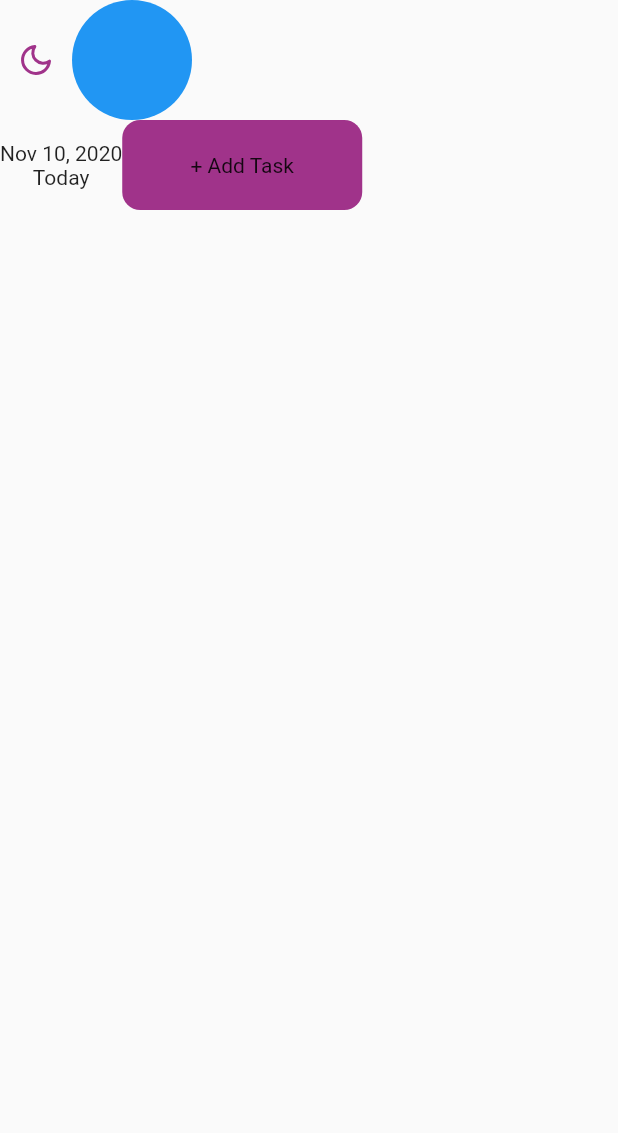
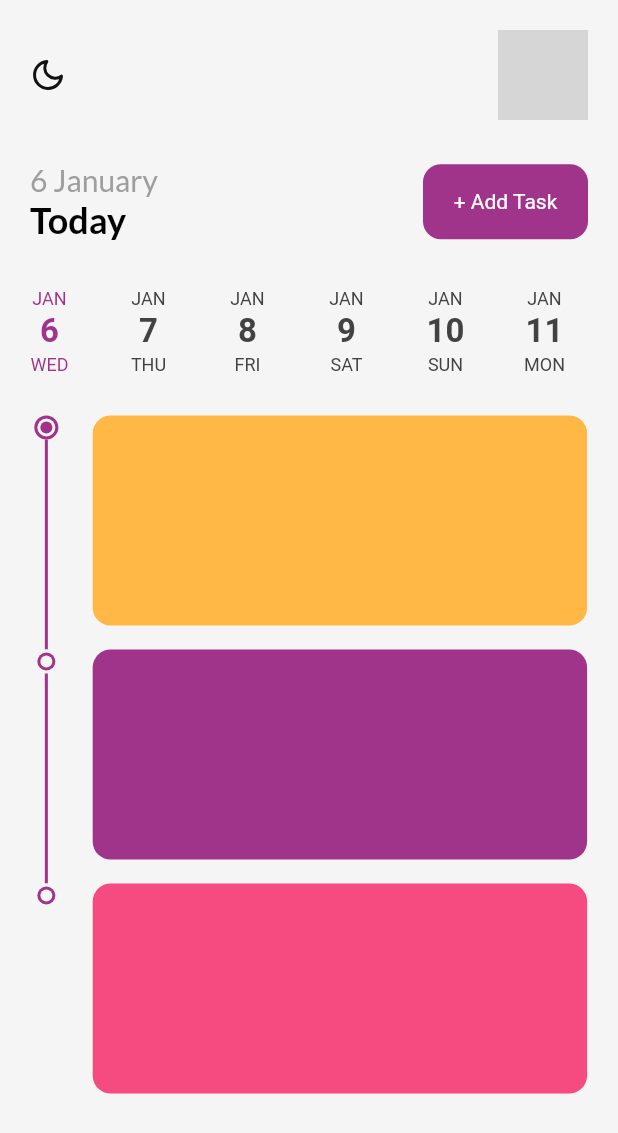
Before and after one commit to iAhmadAmin/task_management, a Flutter app: the screen it shows after launch, on a phone screen of 412 x 824 dp. Shown: the top 1133 px of the screen. Run offline on Flutter 3.47's test engine with Material 2 defaults, Android fonts, the phone set to English and light mode, and no system bars; drawn by our look-alikes of date_picker_timeline; our stand-ins replace flutter_icons, flutter_staggered_animations, get, get_storage, google_fonts; network calls fail; grey boxes are pictures that could not be loaded.

Commit message:
home page

```diff
--- a/lib/main.dart
+++ b/lib/main.dart
@@ -1,9 +1,12 @@
 import 'package:flutter/material.dart';
 import 'package:get/get.dart';
+import 'package:get_storage/get_storage.dart';
+import 'package:task_management/services/theme_services.dart';
 import 'package:task_management/ui/pages/home_page.dart';
 import 'package:task_management/ui/theme.dart';
 
-void main() {
+void main() async {
+  await GetStorage.init();
   runApp(MyApp());
 }
 
@@ -14,6 +17,7 @@ class MyApp extends StatelessWidget {
       debugShowCheckedModeBanner: false,
       theme: Themes.light,
       darkTheme: Themes.dark,
+      themeMode: ThemeService().theme,
       home: HomePage(),
     );
   }
--- /dev/null
+++ b/lib/models/task.dart
@@ -0,0 +1,24 @@
+import 'package:flutter/material.dart';
+
+class Task {
+  final String title;
+  final String note;
+  final bool isCompleted;
+  final DateTime date;
+  final DateTime startTime;
+  final DateTime endTime;
+  final Color color;
+  final DateTime reminderBefore;
+  final DateTime repeat;
+
+  Task(
+      {this.title,
+      this.note,
+      this.isCompleted,
+      this.date,
+      this.startTime,
+      this.endTime,
+      this.color,
+      this.reminderBefore,
+      this.repeat});
+}
--- a/lib/ui/pages/home_page.dart
+++ b/lib/ui/pages/home_page.dart
@@ -1,42 +1,163 @@
+import 'package:date_picker_timeline/date_picker_widget.dart';
 import 'package:flutter/material.dart';
 import 'package:flutter_icons/flutter_icons.dart';
 import 'package:get/get.dart';
+import 'package:task_management/ui/size_config.dart';
 import 'package:task_management/ui/theme.dart';
+import 'package:task_management/ui/widgets/timeline.dart';
 
-class HomePage extends StatelessWidget {
+class HomePage extends StatefulWidget {
+  @override
+  _HomePageState createState() => _HomePageState();
+}
+
+class _HomePageState extends State<HomePage> {
+  String selectedDate;
+
+  @override
+  initState() {
+    super.initState();
+    selectedDate = _formatDate(DateTime.now().toString());
+  }
+
   @override
   Widget build(BuildContext context) {
+    SizeConfig().init(context);
     return Scaffold(
+      backgroundColor: context.theme.backgroundColor,
       body: SafeArea(
         child: Column(
           children: [
+            SizedBox(
+              height: 12,
+            ),
             _topBar(),
             _addTaskBar(),
+            _dateBar(),
+            SizedBox(
+              height: 12,
+            ),
+            Expanded(
+              child: TimeLine(),
+            ),
           ],
         ),
       ),
     );
   }
 
+  _dateBar() {
+    return Container(
+      padding: EdgeInsets.only(bottom: 4),
+      child: DatePicker(
+        DateTime.now(),
+        //height: 100.0,
+        initialSelectedDate: DateTime.now(),
+        selectionColor: context.theme.backgroundColor,
+        selectedTextColor: primaryClr,
+        dateTextStyle: TextStyle(
+          fontSize: 22.0,
+          fontWeight: FontWeight.w600,
+          color: Get.isDarkMode ? Colors.grey[100] : Colors.grey[800],
+        ),
+        dayTextStyle: TextStyle(
+          fontSize: 12.0,
+          color: Get.isDarkMode ? Colors.grey[100] : Colors.grey[800],
+        ),
+        monthTextStyle: TextStyle(
+          fontSize: 12.0,
+          color: Get.isDarkMode ? Colors.grey[100] : Colors.grey[800],
+        ),
+        // deactivatedColor: Colors.white,
+
+        onDateChange: (date) {
+          // New date selected
+          setState(
+            () {
+              selectedDate = _formatDate(date.toString());
+            },
+          );
+        },
+      ),
+    );
+  }
+
+  _formatDate(String date) {
+    var dateParse = DateTime.parse(date);
+    String month;
+    switch (dateParse.month) {
+      case 1:
+        month = "January";
+        break;
+      case 2:
+        month = "February";
+        break;
+      case 3:
+        month = "March";
+        break;
+      case 4:
+        month = "April";
+        break;
+      case 5:
+        month = "May";
+        break;
+      case 6:
+        month = "June";
+        break;
+      case 7:
+        month = "July";
+        break;
+      case 8:
+        month = "August";
+        break;
+      case 9:
+        month = "September";
+        break;
+      case 10:
+        month = "October";
+        break;
+      case 11:
+        month = "November";
+        break;
+      case 12:
+        month = "December";
+        break;
+    }
+    return "${dateParse.day.toString()} $month ";
+  }
+
   _addTaskBar() {
     return Container(
+      margin: EdgeInsets.symmetric(vertical: 20),
+      padding: EdgeInsets.symmetric(horizontal: 20),
       child: Row(
+        mainAxisAlignment: MainAxisAlignment.spaceBetween,
         children: [
           Column(
+            crossAxisAlignment: CrossAxisAlignment.start,
             children: [
-              Text("Nov 10, 2020"),
-              Text("Today"),
+              Text(
+                _formatDate(DateTime.now().toString()),
+                style: subHeadingTextStyle,
+              ),
+              Text(
+                "Today",
+                style: headingTextStyle,
+              ),
             ],
           ),
           Container(
-            height: 60,
-            width: 160,
+            height: 50,
+            width: 110,
             decoration: BoxDecoration(
               color: primaryClr,
               borderRadius: BorderRadius.circular(12),
             ),
             child: Center(
-              child: Text("+ Add Task"),
+              child: Text(
+                "+ Add Task",
+                style: TextStyle(color: Colors.white),
+              ),
             ),
           ),
         ],
@@ -46,22 +167,30 @@ class HomePage extends StatelessWidget {
 
   _topBar() {
     return Container(
-      child: Row(children: [
-        IconButton(
-          onPressed: () {
+      margin: EdgeInsets.symmetric(vertical: 8),
+      padding: EdgeInsets.symmetric(horizontal: 20),
+      child: Row(mainAxisAlignment: MainAxisAlignment.spaceBetween, children: [
+        GestureDetector(
+          onTap: () {
             if (Get.isDarkMode)
               Get.changeThemeMode(ThemeMode.light);
             else
               Get.changeThemeMode(ThemeMode.dark);
           },
-          icon: Icon(
-            Get.isDarkMode ? FlutterIcons.sun_fea : FlutterIcons.moon_fea,
-            color: Get.isDarkMode ? Colors.white : primaryClr,
-          ),
+          child: Icon(
+              Get.isDarkMode ? FlutterIcons.sun_fea : FlutterIcons.moon_fea,
+              color: Get.isDarkMode ? Colors.white : darkGreyClr),
         ),
         CircleAvatar(
-          radius: 40,
-          backgroundColor: Colors.blue,
+          radius: 30,
+          child: ClipRRect(
+            borderRadius: BorderRadius.circular(40),
+            child: Image.network(
+              "https://manofmany.com/wp-content/uploads/2019/06/50-Long-Haircuts-Hairstyle-Tips-for-Men-2.jpg",
+              height: 60,
+              fit: BoxFit.cover,
+            ),
+          ),
         ),
       ]),
     );
--- a/lib/ui/theme.dart
+++ b/lib/ui/theme.dart
@@ -53,7 +53,7 @@ TextStyle get subHeadingTextStyle {
     textStyle: TextStyle(
         fontSize: 20,
         fontWeight: FontWeight.w400,
-        color: Get.isDarkMode ? Colors.white : Colors.black),
+        color: Get.isDarkMode ? Colors.grey[200] : Colors.grey),
   );
 }
 
--- /dev/null
+++ b/lib/ui/widgets/task_tile.dart
@@ -0,0 +1,24 @@
+import 'package:flutter/material.dart';
+import 'package:task_management/models/task.dart';
+import 'package:task_management/ui/size_config.dart';
+
+class TaskTile extends StatelessWidget {
+  final Task task;
+  TaskTile(this.task);
+
+  @override
+  Widget build(BuildContext context) {
+    return Container(
+      margin: EdgeInsets.only(right: 20),
+      height: 140,
+      width: SizeConfig.screenWidth * 0.80,
+      decoration: BoxDecoration(
+        borderRadius: BorderRadius.circular(12),
+        color: task.color,
+      ),
+      child: Column(
+        children: [],
+      ),
+    );
+  }
+}
--- /dev/null
+++ b/lib/ui/widgets/timeline.dart
@@ -0,0 +1,102 @@
+import 'package:flutter/material.dart';
+import 'package:flutter_staggered_animations/flutter_staggered_animations.dart';
+import 'package:task_management/models/task.dart';
+import 'package:task_management/ui/size_config.dart';
+import 'package:task_management/ui/theme.dart';
+import 'package:get/get.dart';
+import 'package:task_management/ui/widgets/task_tile.dart';
+
+class TimeLine extends StatefulWidget {
+  @override
+  _TimeLineState createState() => _TimeLineState();
+}
+
+class _TimeLineState extends State<TimeLine> {
+  List<Task> tasks = [
+    Task(
+      title: "Design UI for iphone",
+      startTime: DateTime.parse("2021-01-07 20:00:00Z"),
+      endTime: DateTime.parse("2021-01-07 22:00:00Z"),
+      note: "Designing iphon 11 pro app using the color pallete given.",
+      date: DateTime.parse("2021-01-07"),
+      color: yellowClr,
+      isCompleted: true,
+    ),
+    Task(
+      title: "Design UI for iphone",
+      startTime: DateTime.parse("2021-01-07 20:00:00Z"),
+      endTime: DateTime.parse("2021-01-07 22:00:00Z"),
+      note: "Designing iphon 11 pro app using the color pallete given.",
+      date: DateTime.parse("2021-01-07"),
+      color: purpleClr,
+      isCompleted: false,
+    ),
+    Task(
+      title: "Design UI for iphone",
+      startTime: DateTime.parse("2021-01-07 20:00:00Z"),
+      endTime: DateTime.parse("2021-01-07 22:00:00Z"),
+      note: "Designing iphon 11 pro app using the color pallete given.",
+      date: DateTime.parse("2021-01-07"),
+      color: pinkClr,
+      isCompleted: false,
+    ),
+  ];
+
+  @override
+  Widget build(BuildContext context) {
+    return ListView.builder(
+        scrollDirection: Axis.vertical,
+        itemCount: tasks.length,
+        itemBuilder: (context, index) {
+          Task task = tasks[index];
+          return AnimationConfiguration.staggeredList(
+            position: index,
+            duration: const Duration(milliseconds: 375),
+            child: SlideAnimation(
+              horizontalOffset: 50.0,
+              child: FadeInAnimation(
+                child: Row(
+                  crossAxisAlignment: CrossAxisAlignment.start,
+                  children: [
+                    Container(
+                      padding: EdgeInsets.symmetric(horizontal: 20),
+                      width: SizeConfig.screenWidth * 0.15,
+                      child: Column(
+                        children: [
+                          CircleAvatar(
+                            backgroundColor: task.isCompleted
+                                ? primaryClr
+                                : context.theme.backgroundColor,
+                            radius: 8.0,
+                            child: CircleAvatar(
+                              radius: 6.0,
+                              backgroundColor: task.isCompleted
+                                  ? context.theme.backgroundColor
+                                  : primaryClr,
+                              child: CircleAvatar(
+                                radius: 4.0,
+                                backgroundColor: task.isCompleted
+                                    ? primaryClr
+                                    : context.theme.backgroundColor,
+                              ),
+                            ),
+                          ),
+                          index == tasks.length - 1
+                              ? Container()
+                              : Container(
+                                  width: 2.0,
+                                  height: 140.0,
+                                  color: primaryClr,
+                                )
+                        ],
+                      ),
+                    ),
+                    TaskTile(task),
+                  ],
+                ),
+              ),
+            ),
+          );
+        });
+  }
+}
--- a/pubspec.yaml
+++ b/pubspec.yaml
@@ -12,11 +12,12 @@ dependencies:
   flutter:
     sdk: flutter
   cupertino_icons: ^1.0.0
+  date_picker_timeline: ^1.2.1
   flutter_icons: ^1.1.0
+  flutter_staggered_animations: ^0.1.2
   get: ^3.24.0
   get_storage: ^1.4.0
   google_fonts: ^1.1.1
-  calendar_timeline: ^0.7.0
 
 dev_dependencies:
   flutter_test:
```
Also changed, not shown: pubspec.lock, 3 other files.
